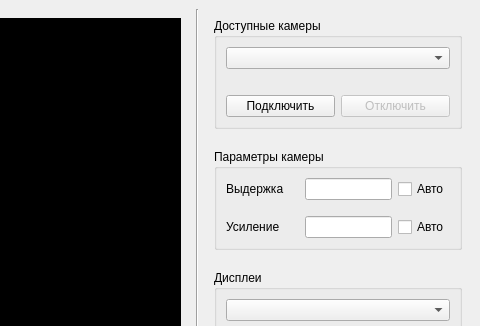
Above: view/mainwindow.ui from Superdudl/DigitalVision before the change; both pictures show x 616 to 1096 and y 0 to 326 of the 1096 by 629 pixel window. Below: the same form after it.
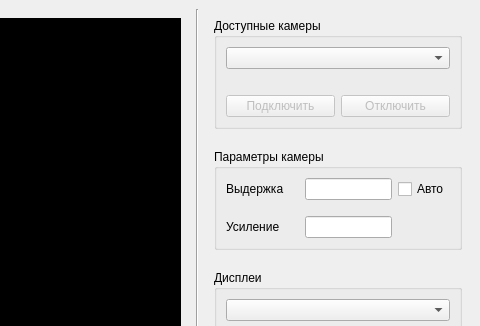
That is the form after the change.

Commit message: СЛОТ: обновление интерфейса параметров камеры

What changed in the file:
```diff
--- a/view/mainwindow.ui
+++ b/view/mainwindow.ui
@@ -142,6 +142,9 @@
             </item>
             <item row="2" column="0">
              <widget class="QPushButton" name="connect_button">
+              <property name="enabled">
+               <bool>false</bool>
+              </property>
               <property name="text">
                <string>Подключить</string>
               </property>
@@ -196,13 +199,6 @@
           <property name="verticalSpacing">
            <number>6</number>
           </property>
-          <item row="2" column="3">
-           <widget class="QCheckBox" name="Gain_Auto">
-            <property name="text">
-             <string>Авто</string>
-            </property>
-           </widget>
-          </item>
           <item row="0" column="0">
            <widget class="QLabel" name="Exposure_label">
             <property name="text">
```
Left out of the diff: 4 changed lines with no effect on the pictures. The commit also changes 4 other files.
